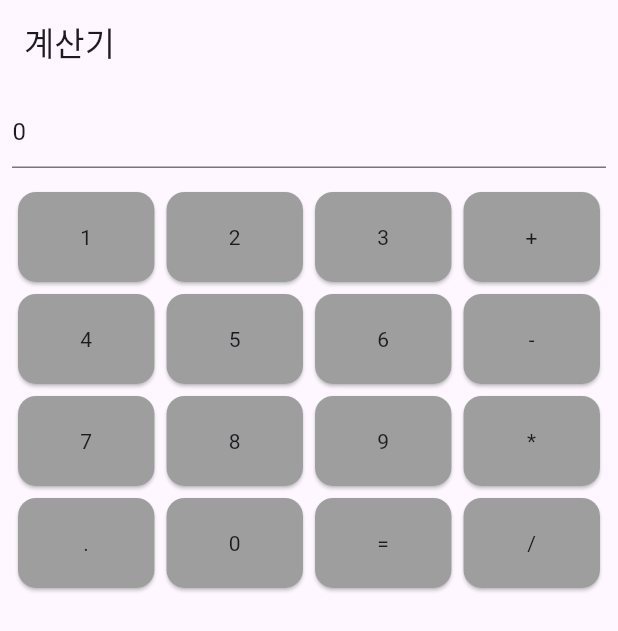
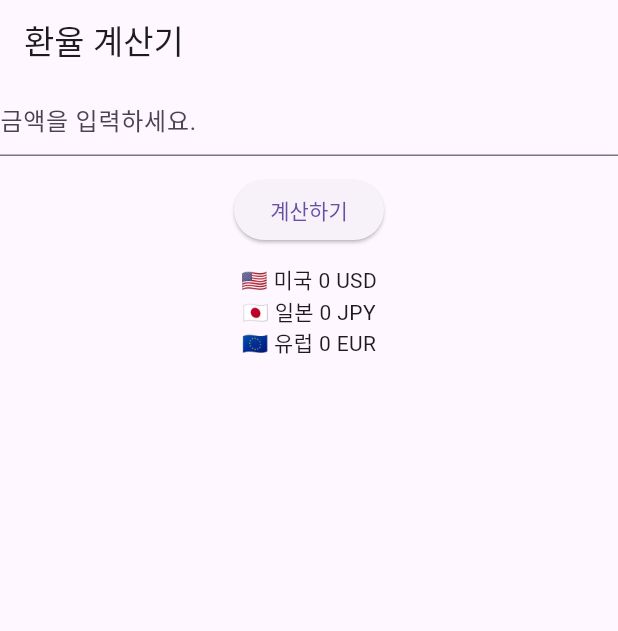
Before and after one commit to niw5924/flutter-coding-test-practice, a Flutter app: the screen it shows after launch, on a phone screen of 412 x 824 dp. Shown: the top 631 px of the screen. Run offline on Flutter 3.47's test engine with Material 3 defaults, Android fonts, the phone set to English and light mode, and no system bars; our stand-ins replace shared_preferences.

Commit message:
코딩테스트 초급 15일차

```diff
--- /dev/null
+++ b/lib/levels/beginner/day15_currency_converter_page.dart
@@ -0,0 +1,60 @@
+import 'package:flutter/material.dart';
+
+class Day15Page extends StatefulWidget {
+  const Day15Page({super.key});
+
+  @override
+  State<StatefulWidget> createState() => _Day15PageState();
+}
+
+class _Day15PageState extends State<Day15Page> {
+  final exchangeRates = [
+    {'country': '🇺🇸 미국', 'unit': 'USD', 'rate': 1375.5},
+    {'country': '🇯🇵 일본', 'unit': 'JPY', 'rate': 8.8},
+    {'country': '🇪🇺 유럽', 'unit': 'EUR', 'rate': 1512.3},
+  ];
+  final _controller = TextEditingController();
+  int? inputValue;
+
+  void calculate() {
+    final input = _controller.text.trim();
+    final value = int.tryParse(input);
+
+    if (value != null) {
+      setState(() {
+        inputValue = value;
+      });
+    }
+  }
+
+  @override
+  Widget build(BuildContext context) {
+    return Scaffold(
+      appBar: AppBar(title: const Text("환율 계산기")),
+      body: Column(
+        children: [
+          TextField(
+            controller: _controller,
+            decoration: InputDecoration(hintText: "금액을 입력하세요."),
+          ),
+          const SizedBox(height: 12),
+          ElevatedButton(
+            onPressed: calculate,
+            child: Text("계산하기"),
+          ),
+          const SizedBox(height: 12),
+          ...exchangeRates.map((item) {
+            final rate = item['rate'] as num;
+            final result = inputValue != null
+                ? (inputValue! / rate).toStringAsFixed(2)
+                : "0";
+
+            return Text(
+              "${item['country']} $result ${item['unit']}",
+            );
+          }),
+        ],
+      ),
+    );
+  }
+}
--- a/lib/main.dart
+++ b/lib/main.dart
@@ -1,5 +1,5 @@
 import 'package:flutter/material.dart';
-import 'package:flutter_coding_test_practice/levels/advanced/day14_calculator.dart';
+import 'package:flutter_coding_test_practice/levels/beginner/day15_currency_converter_page.dart';
 
 void main() {
   runApp(MyApp());
@@ -15,7 +15,7 @@ class MyApp extends StatelessWidget {
       theme: ThemeData(primarySwatch: Colors.blue),
 
       /// 이 부분만 바꿔야 함.
-      home: Day14Page(),
+      home: Day15Page(),
     );
   }
 }
```
